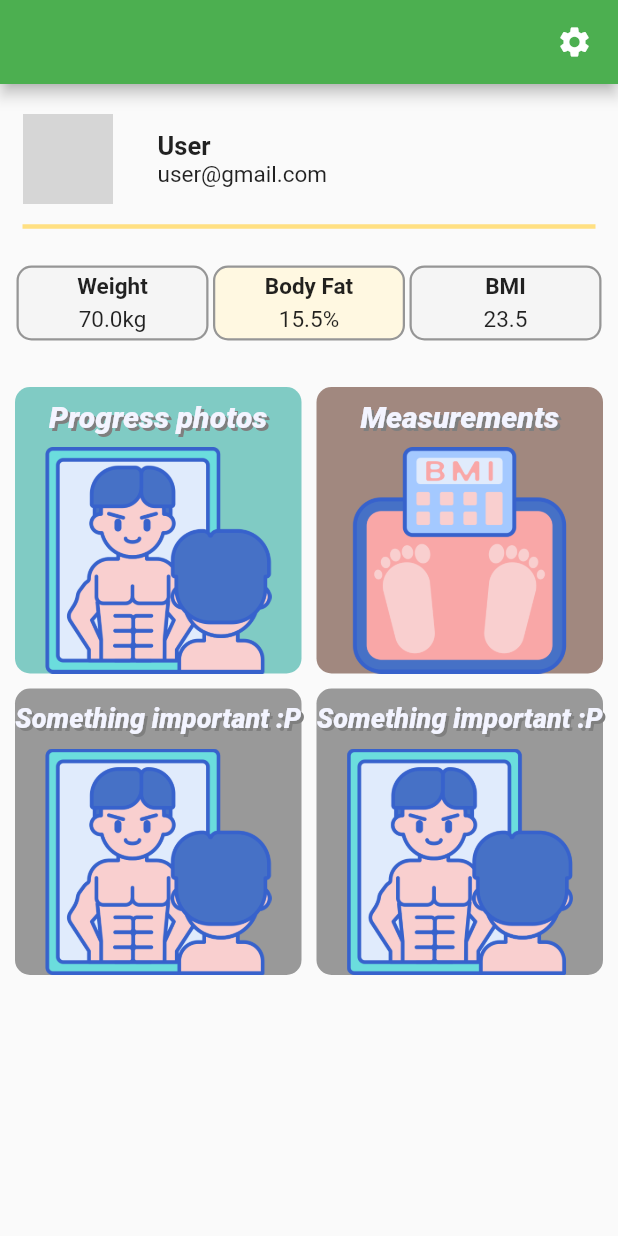
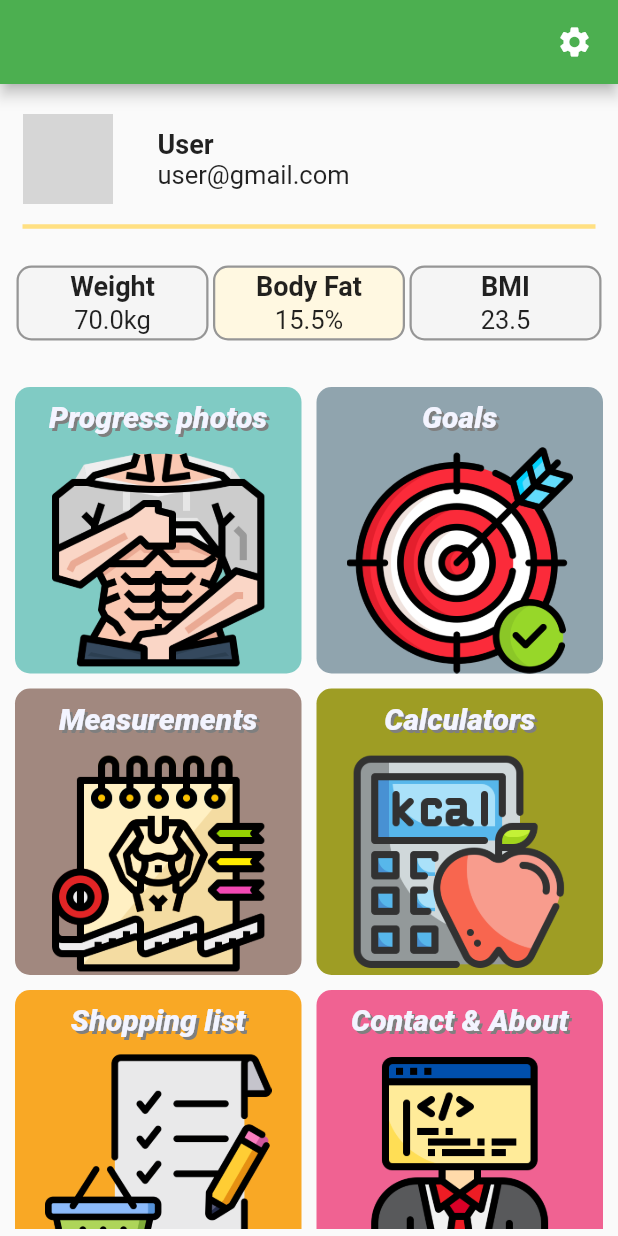
Before and after one commit to Xezolpl/Diet-Planner, a Flutter app: the AccountPage screen opened directly, on a phone screen of 412 x 824 dp. Run offline on Flutter 3.47's test engine with Material 2 defaults, Android fonts, the phone set to English and light mode, and no system bars; drawn by our look-alikes of auto_size_text; our stand-ins replace data_connection_checker, font_awesome_flutter, freezed_annotation; generated files the repository leaves out were written again; network calls fail; Roboto replaces fonts that are missing (ArchivoNarrow, Signika); grey boxes are pictures that could not be loaded.

Commit message:
Account page completed

```diff
--- a/lib/presentation/account/account_page.dart
+++ b/lib/presentation/account/account_page.dart
@@ -57,24 +57,7 @@ class AccountPage extends StatelessWidget {
               shrinkWrap: true,
               gridDelegate:
                   SliverGridDelegateWithFixedCrossAxisCount(crossAxisCount: 2),
-              children: [
-                StyledActionContainer(
-                    imagePath: 'assets/png/account_cards/progress_photos.png',
-                    color: Colors.teal[200],
-                    label: 'Progress photos'),
-                StyledActionContainer(
-                    imagePath: 'assets/png/account_cards/measurement.png',
-                    color: Colors.brown[300],
-                    label: 'Measurements'),
-                StyledActionContainer(
-                    imagePath: 'assets/png/account_cards/progress_photos.png',
-                    color: Color(0xff999999),
-                    label: 'Something important :P'),
-                StyledActionContainer(
-                    imagePath: 'assets/png/account_cards/progress_photos.png',
-                    color: Color(0xff999999),
-                    label: 'Something important :P'),
-              ],
+              children: getActionContainers(),
             ),
           ),
         ]),
@@ -82,6 +65,33 @@ class AccountPage extends StatelessWidget {
     );
   }
 }
+
+List<Widget> getActionContainers() => [
+      StyledActionContainer(
+          imagePath: 'assets/png/account_cards/progress.png',
+          color: Colors.teal[200],
+          label: 'Progress photos'),
+      StyledActionContainer(
+          imagePath: 'assets/png/account_cards/goal.png',
+          color: Colors.blueGrey[300],
+          label: 'Goals'),
+      StyledActionContainer(
+          imagePath: 'assets/png/account_cards/measurement.png',
+          color: Colors.brown[300],
+          label: 'Measurements'),
+      StyledActionContainer(
+          imagePath: 'assets/png/account_cards/calculator.png',
+          color: Colors.lime[800],
+          label: 'Calculators'),
+      StyledActionContainer(
+          imagePath: 'assets/png/account_cards/shopping-list.png',
+          color: Colors.yellow[800],
+          label: 'Shopping list'),
+      StyledActionContainer(
+          imagePath: 'assets/png/account_cards/programmer.png',
+          color: Colors.pink[300],
+          label: 'Contact & About'),
+    ];
 
 class StyledActionContainer extends StatelessWidget {
   final String imagePath, label;
@@ -196,18 +206,23 @@ class StyledValueContainer extends StatelessWidget {
         child: Column(
           mainAxisAlignment: MainAxisAlignment.spaceEvenly,
           children: [
-            Text(
+            AutoSizeText(
               '$titleText',
               textAlign: TextAlign.center,
+              maxLines: 1,
               style: TextStyle(
-                  fontSize: 15,
+                  fontSize: 18,
                   fontWeight: FontWeight.bold,
                   fontFamily: 'ArchivoNarrow'),
             ),
-            Text(
+            AutoSizeText(
               '$valueText',
               textAlign: TextAlign.center,
-              style: TextStyle(fontSize: 15, fontFamily: 'Signika'),
+              maxLines: 1,
+              style: TextStyle(
+                fontSize: 17,
+                fontFamily: 'Signika',
+              ),
             ),
           ],
         ),
@@ -239,13 +254,13 @@ class NameDisplayRow extends StatelessWidget {
           Column(
             crossAxisAlignment: CrossAxisAlignment.start,
             children: [
-              Text(
+              AutoSizeText(
                 user.name,
-                style: TextStyle(fontSize: 17, fontWeight: FontWeight.w600),
+                style: TextStyle(fontSize: 18, fontWeight: FontWeight.w600),
               ),
-              Text(
+              AutoSizeText(
                 user.emailAddress,
-                style: TextStyle(fontSize: 15, fontWeight: FontWeight.w400),
+                style: TextStyle(fontSize: 17, fontWeight: FontWeight.w400),
               ),
             ],
           ),
```
Also changed, not shown: assets/png/account_cards/calculator.png (added), assets/png/account_cards/goal.png (added), assets/png/account_cards/measurement.png, assets/png/account_cards/programmer.png (added), assets/png/account_cards/progress.png (added), assets/png/account_cards/progress_photos.png (deleted), assets/png/account_cards/shopping-list.png (added).
